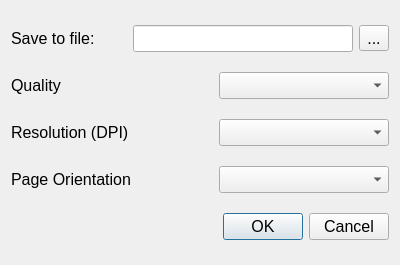
The window that src/forms/dialogexportpdf.ui (socnetv/app) describes before a commit, drawn with Qt 5.
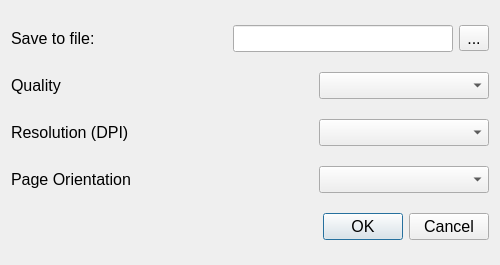
The same window after the commit.

What changed in the file:
```diff
--- a/src/forms/dialogexportpdf.ui
+++ b/src/forms/dialogexportpdf.ui
@@ -6,13 +6,13 @@
    <rect>
     <x>0</x>
     <y>0</y>
-    <width>400</width>
+    <width>500</width>
     <height>265</height>
    </rect>
   </property>
   <property name="minimumSize">
    <size>
-    <width>400</width>
+    <width>500</width>
     <height>220</height>
    </size>
   </property>
```
